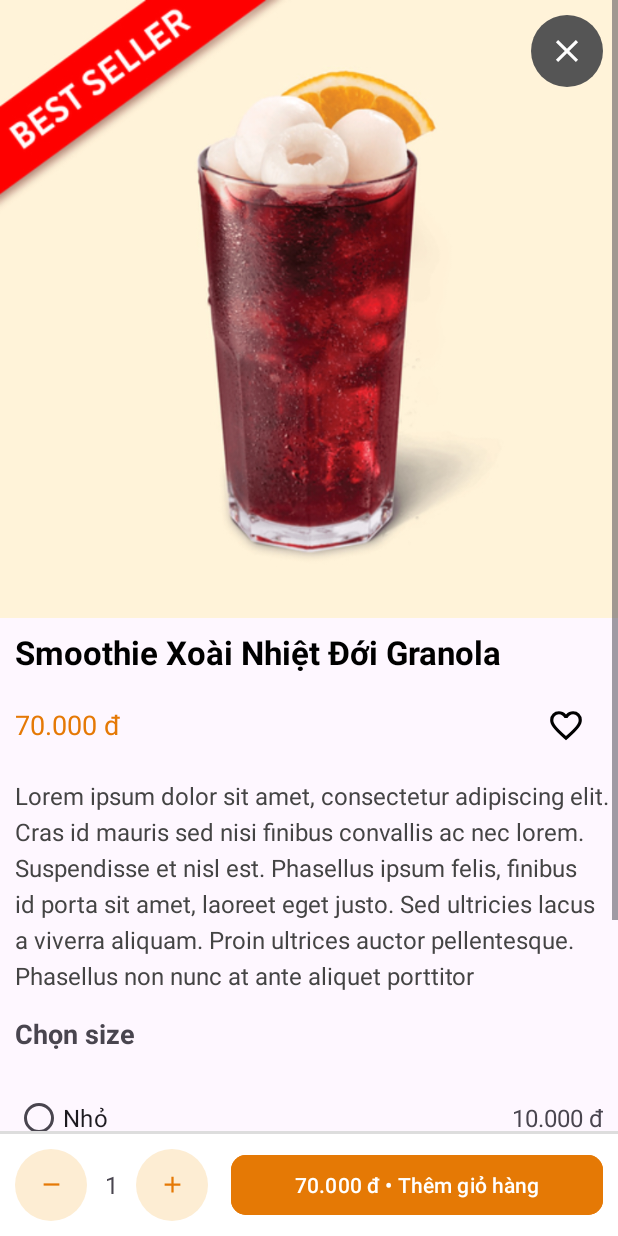
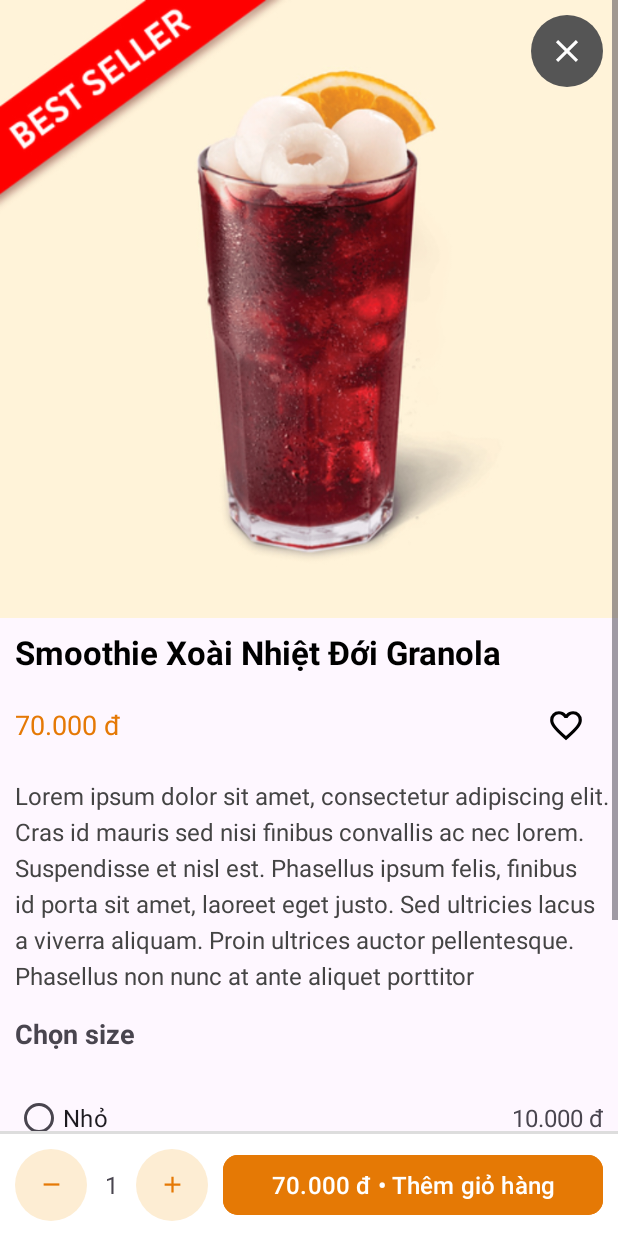
Before and after one commit to vinbuddy/coffee-ecommerce-android, an Android app: the layout fragment_product_detail_bottom_sheet.xml on its own in the app's theme, with its tools: preview values and no code run, on a phone screen of 412 x 824 dp. Run offline under Robolectric (Android 15) with nearby library versions, the phone set to English and light mode, and no system bars; network calls fail.

Commit message:
feat: show product detail bottom sheet

```diff
--- a/app/src/main/java/com/coffee/app/MainActivity.java
+++ b/app/src/main/java/com/coffee/app/MainActivity.java
@@ -16,6 +16,7 @@ import com.coffee.app.ui.home.HomeFragment;
 import com.coffee.app.ui.menu.MenuFragment;
 import com.coffee.app.ui.others.OthersFragment;
 import com.coffee.app.ui.store.StoreFragment;
+import com.coffee.app.ui.voucher.VoucherFragment;
 import com.google.android.material.bottomnavigation.BottomNavigationView;
 //import android.widget.Button;
 //import android.widget.TextView;
@@ -86,6 +87,7 @@ public class MainActivity extends AppCompatActivity {
                 } else if (itemId == R.id.navStore) {
                     loadFragment(new StoreFragment(), false);
                 } else if (itemId == R.id.navVoucher) {
+                    loadFragment(new VoucherFragment(), false);
                 }  else {
                     loadFragment(new OthersFragment(), false);
                 }
--- a/app/src/main/res/layout/fragment_category_bottom_sheet.xml
+++ b/app/src/main/res/layout/fragment_category_bottom_sheet.xml
@@ -45,6 +45,7 @@
         <ScrollView
             android:layout_width="match_parent"
             android:layout_height="wrap_content"
+            android:nestedScrollingEnabled="true"
             app:layout_behavior="@string/appbar_scrolling_view_behavior"
             app:layout_constraintBottom_toBottomOf="parent"
             app:layout_constraintEnd_toEndOf="parent"
--- a/app/src/main/res/layout/fragment_product_detail_bottom_sheet.xml
+++ b/app/src/main/res/layout/fragment_product_detail_bottom_sheet.xml
@@ -4,16 +4,17 @@
     xmlns:tools="http://schemas.android.com/tools"
     android:id="@+id/categoryBottomSheetLayout"
     android:layout_width="match_parent"
-    android:layout_height="match_parent">
+    android:layout_height="match_parent"
+    android:fitsSystemWindows="true">
 
     <RelativeLayout
         android:layout_width="match_parent"
-        android:layout_height="match_parent">
+        android:layout_height="wrap_content">
 
         <ScrollView
             android:layout_width="match_parent"
             android:layout_height="match_parent"
-            android:fillViewport="true">
+            android:nestedScrollingEnabled="true">
 
             <LinearLayout
                 android:layout_width="match_parent"
@@ -23,7 +24,7 @@
 
                 <!-- Product Image-->
                 <ImageView
-                    android:id="@+id/imageview"
+                    android:id="@+id/imageProduct"
                     android:layout_width="match_parent"
                     android:layout_height="wrap_content"
                     android:adjustViewBounds="true"
@@ -31,6 +32,7 @@
                     android:src="@drawable/product_image_sample" />
 
                 <TextView
+                    android:id="@+id/textViewName"
                     android:layout_width="wrap_content"
                     android:layout_height="wrap_content"
                     android:layout_marginTop="8dp"
@@ -48,6 +50,7 @@
                     android:padding="10dp">
 
                     <TextView
+                        android:id="@+id/textViewPrice"
                         android:layout_width="wrap_content"
                         android:layout_height="wrap_content"
                         android:layout_weight="1"
@@ -72,6 +75,7 @@
                 </LinearLayout>
 
                 <TextView
+                    android:id="@+id/textViewDescription"
                     android:layout_width="wrap_content"
                     android:layout_height="wrap_content"
                     android:lineSpacingExtra="5sp"
@@ -79,6 +83,7 @@
                     android:text="Lorem ipsum dolor sit amet, consectetur adipiscing elit. Cras id mauris sed nisi finibus convallis ac nec lorem. Suspendisse et nisl est. Phasellus ipsum felis, finibus id porta sit amet, laoreet eget justo. Sed ultricies lacus a viverra aliquam. Proin ultrices auctor pellentesque. Phasellus non nunc at ante aliquet porttitor"
                     android:textColor="#444"
                     android:textSize="16sp" />
+
 
                 <LinearLayout
                     android:layout_width="match_parent"
@@ -146,6 +151,8 @@
             android:insetBottom="0dp"
             app:backgroundTint="#555"
             app:cornerRadius="70dp"
+            android:textColor="@color/white"
+            app:iconTint="@color/white"
             app:icon="@drawable/close_icon"
             app:iconGravity="textStart"
             app:iconPadding="0dp"
@@ -175,6 +182,7 @@
                 <LinearLayout
                     android:layout_width="wrap_content"
                     android:layout_height="wrap_content"
+                    android:layout_marginRight="10dp"
                     android:gravity="start|center_vertical">
 
                     <com.google.android.material.button.MaterialButton
@@ -218,8 +226,9 @@
                 <Button
                     android:layout_width="wrap_content"
                     android:layout_height="wrap_content"
-                    android:layout_marginLeft="15dp"
                     android:layout_weight="1"
+                    android:textSize="16sp"
+                    android:textColor="@color/white"
                     android:backgroundTint="@color/primary"
                     android:text="70.000 đ • Thêm giỏ hàng"
                     app:cornerRadius="10dp" />
```
Also changed, not shown: app/src/main/java/com/coffee/app/ui/detail/ProductDetailBottomSheetFragment.java (+31 -4 lines), app/src/main/java/com/coffee/app/ui/home/CoffeeProductCardGridAdapter.java (+19 -0 lines), app/src/main/java/com/coffee/app/ui/home/HomeFragment.java (+24 -2 lines), app/src/main/java/com/coffee/app/ui/home/TeaProductCardGridAdapter.java (+24 -0 lines), app/src/main/java/com/coffee/app/ui/menu/MenuFragment.java (+15 -0 lines).
